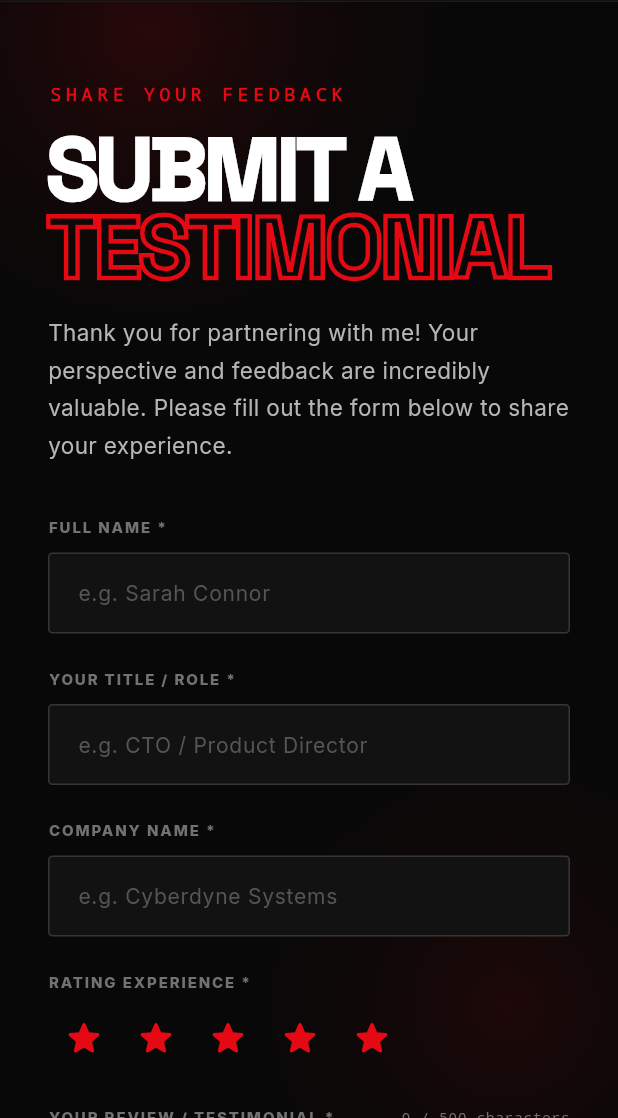
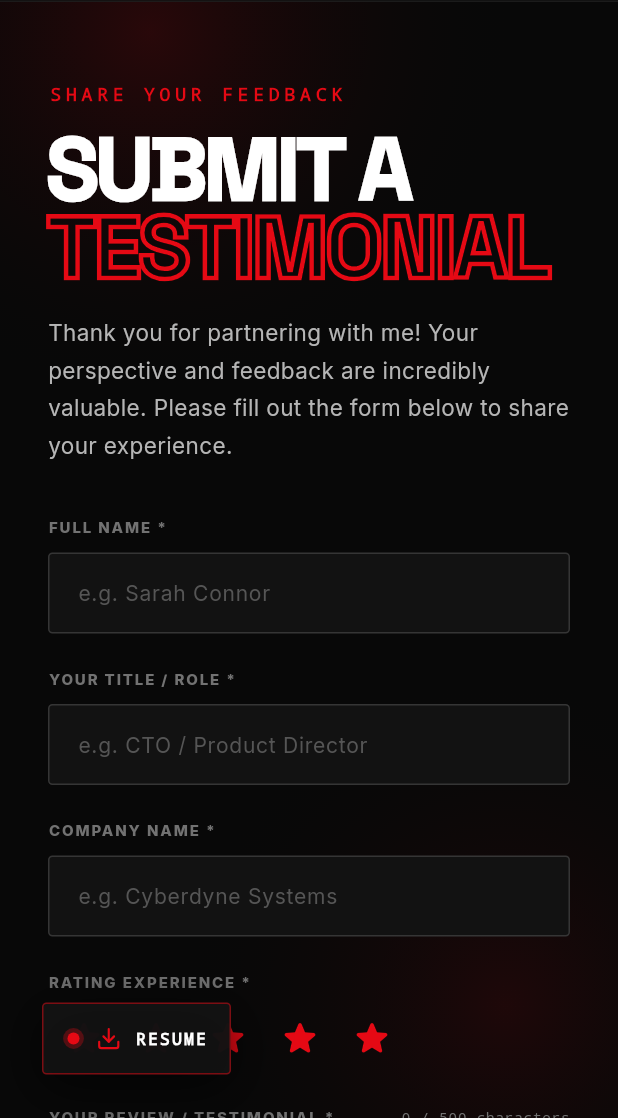
Before and after one commit to M-Tayyab-Mustafa/portfolio, a Flutter app: the _SubmissionView screen opened directly with empty values, after a tap on "BACK TO PORTFOLIO", on a phone screen of 412 x 824 dp, the part 118-1236 px from its top. Run offline on Flutter 3.47's test engine with Material 3 defaults, Android fonts, the phone set to English and light mode, and no system bars; our stand-ins replace cloud_firestore, firebase_core, flutter_bloc, flutter_svg, go_router, responsive_framework and 1 more; accounts and stored records are empty; statements that could not run were skipped.

Commit message:
Add persistent resume download + routing updates
Introduce a persistent resume download button and Google Drive direct-download support. Added PersistentResumeButton widget (and download icon), placed it on Portfolio, Projects, CaseStudy and Testimonial pages. Implemented LinkLauncher.download to normalize Drive links and ExternalLinkCubit.download to handle failures. Refactored router creation (GoRouter factory) and enabled URL reflection; adjusted route paths (/projects/*, /testimonials/*) to match GitHub Pages base href. Added reusable PortfolioBackButton, exposed resumeUrl key in PortfolioLinkKey, and updated app_icon to include 'download'.

```diff
--- a/lib/core/routing/app_router.dart
+++ b/lib/core/routing/app_router.dart
@@ -7,7 +7,15 @@ import 'package:portfolio/presentation/pages/web/pages/portfolio_page.dart';
 import 'package:portfolio/presentation/pages/web/pages/projects_page.dart';
 import 'package:portfolio/presentation/pages/web/pages/testimonial_submission_page.dart';
 
-final GoRouter appRouter = GoRouter(
+final GoRouter appRouter = _createAppRouter();
+
+GoRouter _createAppRouter() {
+  // GoRouter does not reflect imperative `push` calls in the browser URL by
+  // default. Full pages use push so that browser Back returns to the section
+  // the visitor came from.
+  GoRouter.optionURLReflectsImperativeAPIs = true;
+
+  return GoRouter(
     initialLocation: PortfolioSection.home.path,
     routes: [
       for (final section in PortfolioSection.values)
@@ -106,3 +114,4 @@ final GoRouter appRouter = GoRouter(
       child: NotFoundPage(path: state.uri.path),
     ),
   );
+}
--- a/lib/presentation/pages/web/pages/testimonial_submission_page.dart
+++ b/lib/presentation/pages/web/pages/testimonial_submission_page.dart
@@ -6,12 +6,14 @@ import 'package:portfolio/core/theme/app_colors.dart';
 import 'package:portfolio/data/services/email_js_contact_message_sender.dart';
 import 'package:portfolio/presentation/blocs/content/portfolio_content_bloc.dart';
 import 'package:portfolio/presentation/pages/web/widgets/outlined_text.dart';
+import 'package:portfolio/presentation/pages/web/widgets/portfolio_back_button.dart';
 import 'package:portfolio/shared/models/portfolio_models.dart';
 import 'package:portfolio/shared/widgets/app_button.dart';
 import 'package:portfolio/shared/widgets/app_icon.dart';
 import 'package:portfolio/shared/widgets/app_toast.dart';
 import 'package:portfolio/shared/widgets/brand_loader.dart';
 import 'package:portfolio/shared/widgets/brand_logo.dart';
+import 'package:portfolio/shared/widgets/persistent_resume_button.dart';
 
 class TestimonialSubmissionPage extends StatelessWidget {
   const TestimonialSubmissionPage({super.key});
@@ -203,6 +205,14 @@ class _SubmissionViewState extends State<_SubmissionView> {
                     ),
                   ),
                 ],
+              ),
+            ),
+            Positioned(
+              left: 28,
+              bottom: 28,
+              child: PersistentResumeButton(
+                resumeUrl: content.link(PortfolioLinkKey.resumeUrl),
+                ownerName: content.profile.fullName,
               ),
             ),
           ],
@@ -539,19 +549,7 @@ class _SubmissionHeader extends StatelessWidget {
       child: Row(
         mainAxisAlignment: MainAxisAlignment.spaceBetween,
         children: [
-          TextButton.icon(
-            onPressed: onBack,
-            style: TextButton.styleFrom(
-              foregroundColor: AppColors.textSecondary,
-              textStyle: const TextStyle(
-                fontSize: 11,
-                fontWeight: FontWeight.w700,
-                letterSpacing: 1.45,
-              ),
-            ),
-            icon: const AppIcon('arrowLeft', size: 16),
-            label: const Text('BACK TO PORTFOLIO'),
-          ),
+          PortfolioBackButton(onPressed: onBack),
           BrandLogo(
             profile: content.profile,
             semanticLabel: 'Muhammad Tayyab, go to the portfolio home section',
--- /dev/null
+++ b/lib/presentation/pages/web/widgets/portfolio_back_button.dart
@@ -0,0 +1,26 @@
+import 'package:flutter/material.dart';
+import 'package:portfolio/core/theme/app_colors.dart';
+import 'package:portfolio/shared/widgets/app_icon.dart';
+
+class PortfolioBackButton extends StatelessWidget {
+  const PortfolioBackButton({required this.onPressed, super.key});
+
+  final VoidCallback onPressed;
+
+  @override
+  Widget build(BuildContext context) {
+    return TextButton.icon(
+      onPressed: onPressed,
+      style: TextButton.styleFrom(
+        foregroundColor: AppColors.textSecondary,
+        textStyle: const TextStyle(
+          fontSize: 11,
+          fontWeight: FontWeight.w700,
+          letterSpacing: 1.45,
+        ),
+      ),
+      icon: const AppIcon('arrowLeft', size: 16),
+      label: const Text('BACK TO PORTFOLIO'),
+    );
+  }
+}
--- a/lib/shared/models/portfolio_models.dart
+++ b/lib/shared/models/portfolio_models.dart
@@ -877,6 +877,8 @@ abstract final class PortfolioLinkKey {
   static const github = 'github';
   static const linkedin = 'linkedin';
   static const pubDev = 'pubDev';
+  /// The Google Drive sharing URL for the downloadable resume.
+  static const resumeUrl = 'resumeUrl';
 }
 
 String _string(Object? value) => value?.toString() ?? '';
--- a/lib/shared/widgets/app_icon.dart
+++ b/lib/shared/widgets/app_icon.dart
@@ -70,6 +70,7 @@ class AppIcon extends StatelessWidget {
     'code',
     'database',
     'devices',
+    'download',
     'email',
     'external',
     'flutter',
--- /dev/null
+++ b/lib/shared/widgets/persistent_resume_button.dart
@@ -0,0 +1,308 @@
+import 'dart:async';
+
+import 'package:flutter/material.dart';
+import 'package:portfolio/core/theme/app_colors.dart';
+import 'package:portfolio/core/theme/app_spacing.dart';
+import 'package:portfolio/core/utils/link_launcher.dart';
+import 'package:portfolio/shared/widgets/app_icon.dart';
+import 'package:portfolio/shared/widgets/app_toast.dart';
+
+class PersistentResumeButton extends StatefulWidget {
+  const PersistentResumeButton({
+    required this.resumeUrl,
+    required this.ownerName,
+    super.key,
+  });
+
+  final String resumeUrl;
+  final String ownerName;
+
+  @override
+  State<PersistentResumeButton> createState() => _PersistentResumeButtonState();
+}
+
+class _PersistentResumeButtonState extends State<PersistentResumeButton>
+    with SingleTickerProviderStateMixin {
+  late final AnimationController _pulseController;
+  Timer? _feedbackTimer;
+  bool _hovered = false;
+  bool _downloaded = false;
+
+  @override
+  void initState() {
+    super.initState();
+    _pulseController = AnimationController(
+      vsync: this,
+      duration: const Duration(milliseconds: 1300),
+    )..repeat();
+  }
+
+  @override
+  void dispose() {
+    _feedbackTimer?.cancel();
+    _pulseController.dispose();
+    super.dispose();
+  }
+
+  Future<void> _download() async {
+    final url = widget.resumeUrl.trim();
+    if (url.isEmpty) {
+      AppToast.show(
+        context,
+        message: 'The resume download link is not available yet.',
+        type: AppToastType.error,
+      );
+      return;
+    }
+
+    final opened = await LinkLauncher.download(url);
+    if (!mounted) return;
+    if (!opened) {
+      AppToast.show(
+        context,
+        message: 'The resume could not be downloaded.',
+        type: AppToastType.error,
+      );
+      return;
+    }
+
+    _feedbackTimer?.cancel();
+    setState(() => _downloaded = true);
+    _feedbackTimer = Timer(const Duration(milliseconds: 3500), () {
+      if (mounted) setState(() => _downloaded = false);
+    });
+  }
+
+  @override
+  Widget build(BuildContext context) {
+    final showBadge = MediaQuery.sizeOf(context).width >= 480;
+
+    return MouseRegion(
+      onEnter: (_) => setState(() => _hovered = true),
+      onExit: (_) => setState(() => _hovered = false),
+      child: SizedBox(
+        height: 50,
+        child: Stack(
+          clipBehavior: Clip.none,
+          alignment: Alignment.centerLeft,
+          children: [
+            Positioned(
+              left: showBadge ? 172 : 142,
+              child: IgnorePointer(
+                child: AnimatedOpacity(
+                  opacity: _hovered ? 1 : 0,
+                  duration: const Duration(milliseconds: 200),
+                  child: AnimatedScale(
+                    scale: _hovered ? 1 : .9,
+                    duration: const Duration(milliseconds: 200),
+                    child: _ResumeTooltip(ownerName: widget.ownerName),
+                  ),
+                ),
+              ),
+            ),
+            Semantics(
+              button: true,
+              label: 'Download resume',
+              child: AnimatedScale(
+                scale: _hovered ? 1.03 : 1,
+                duration: const Duration(milliseconds: 220),
+                curve: Curves.easeOutCubic,
+                child: DecoratedBox(
+                  decoration: BoxDecoration(
+                    borderRadius: BorderRadius.circular(AppLayout.radius),
+                    boxShadow: [
+                      BoxShadow(
+                        color: _hovered
+                            ? AppColors.accent.withValues(alpha: .3)
+                            : Colors.black.withValues(alpha: .7),
+                        blurRadius: 30,
+                        offset: const Offset(0, 8),
+                      ),
+                    ],
+                  ),
+                  child: TextButton(
+                    key: const ValueKey('persistent-resume-download-button'),
+                    onPressed: _download,
+                    style: ButtonStyle(
+                      minimumSize: WidgetStateProperty.all(const Size(48, 48)),
+                      padding: WidgetStateProperty.all(
+                        const EdgeInsets.symmetric(
+                          horizontal: 16,
+                          vertical: 12,
+                        ),
+                      ),
+                      backgroundColor: WidgetStateProperty.all(
+                        AppColors.surface.withValues(alpha: .96),
+                      ),
+                      foregroundColor: WidgetStateProperty.all(
+                        AppColors.textPrimary,
+                      ),
+                      overlayColor: WidgetStateProperty.all(
+                        AppColors.accent.withValues(alpha: .08),
+                      ),
+                      shape: WidgetStateProperty.all(
+                        RoundedRectangleBorder(
+                          borderRadius: BorderRadius.circular(AppLayout.radius),
+                          side: BorderSide(
+                            color: _downloaded
+                                ? AppColors.success
+                                : AppColors.accent.withValues(
+                                    alpha: _hovered ? 1 : .5,
+                                  ),
+                          ),
+                        ),
+                      ),
+                    ),
+                    child: Row(
+                      mainAxisSize: MainAxisSize.min,
+                      children: [
+                        _PulseDot(controller: _pulseController),
+                        const SizedBox(width: 10),
+                        AnimatedSwitcher(
+                          duration: const Duration(milliseconds: 180),
+                          child: AppIcon(
+                            _downloaded ? 'check' : 'download',
+                            key: ValueKey(_downloaded),
+                            size: 17,
+                            color: _downloaded
+                                ? AppColors.success
+                                : AppColors.accent,
+                          ),
+                        ),
+                        const SizedBox(width: 9),
+                        Text(
+                          _downloaded ? 'DOWNLOADED!' : 'RESUME',
+                          style: TextStyle(
+                            color: _downloaded
+                                ? AppColors.success
+                                : AppColors.textPrimary,
+                            fontFamily: 'monospace',
+                            fontSize: 11,
+                            fontWeight: FontWeight.w900,
+                            letterSpacing: 1.4,
+                          ),
+                        ),
+                        if (showBadge) ...[
+                          const SizedBox(width: 10),
+                          const _PdfBadge(),
+                        ],
+                      ],
+                    ),
+                  ),
+                ),
+              ),
+            ),
+          ],
+        ),
+      ),
+    );
+  }
+}
+
+class _ResumeTooltip extends StatelessWidget {
+  const _ResumeTooltip({required this.ownerName});
+
+  final String ownerName;
+
+  @override
+  Widget build(BuildContext context) {
+    return Container(
+      padding: const EdgeInsets.symmetric(horizontal: 14, vertical: 9),
+      decoration: BoxDecoration(
+        color: AppColors.surface.withValues(alpha: .96),
+        border: Border.all(color: AppColors.accent.withValues(alpha: .4)),
+        borderRadius: BorderRadius.circular(AppLayout.radius),
+        boxShadow: const [
+          BoxShadow(
+            color: Colors.black54,
+            blurRadius: 24,
+            offset: Offset(0, 8),
+          ),
+        ],
+      ),
+      child: Row(
+        mainAxisSize: MainAxisSize.min,
+        children: [
+          const AppIcon('repository', size: 14, color: AppColors.accent),
+          const SizedBox(width: 8),
+          Text(
+            '$ownerName\'s Resume (PDF)'.toUpperCase(),
+            style: const TextStyle(
+              color: AppColors.textPrimary,
+              fontFamily: 'monospace',
+              fontSize: 10,
+              fontWeight: FontWeight.w800,
+              letterSpacing: 1,
+            ),
+          ),
+        ],
+      ),
+    );
+  }
+}
+
+class _PdfBadge extends StatelessWidget {
+  const _PdfBadge();
+
+  @override
+  Widget build(BuildContext context) {
+    return Container(
+      padding: const EdgeInsets.symmetric(horizontal: 6, vertical: 3),
+      decoration: BoxDecoration(
+        color: AppColors.accent.withValues(alpha: .2),
+        border: Border.all(color: AppColors.accent.withValues(alpha: .3)),
+        borderRadius: BorderRadius.circular(2),
+      ),
+      child: const Text(
+        'PDF',
+        style: TextStyle(
+          color: AppColors.accent,
+          fontFamily: 'monospace',
+          fontSize: 9,
+          fontWeight: FontWeight.w900,
+        ),
+      ),
+    );
+  }
+}
+
+class _PulseDot extends StatelessWidget {
+  const _PulseDot({required this.controller});
+
+  final AnimationController controller;
+
+  @override
+  Widget build(BuildContext context) {
+    return SizedBox.square(
+      dimension: 10,
+      child: AnimatedBuilder(
+        animation: controller,
+        builder: (context, child) => Stack(
+          alignment: Alignment.center,
+          children: [
+            Transform.scale(
+              scale: 1 + controller.value * 1.25,
+              child: Opacity(
+                opacity: .75 * (1 - controller.value),
+                child: const DecoratedBox(
+                  decoration: BoxDecoration(
+                    color: AppColors.accent,
+                    shape: BoxShape.circle,
+                  ),
+                  child: SizedBox.square(dimension: 8),
+                ),
+              ),
+            ),
+            const DecoratedBox(
+              decoration: BoxDecoration(
+                color: AppColors.accent,
+                shape: BoxShape.circle,
+              ),
+              child: SizedBox.square(dimension: 8),
+            ),
+          ],
+        ),
+      ),
+    );
+  }
+}
```
Also changed, not shown: lib/core/routing/app_routes.dart (+5 -4 lines), lib/core/utils/link_launcher.dart (+27 -0 lines), lib/presentation/blocs/links/external_link_cubit.dart (+15 -0 lines), lib/presentation/pages/web/pages/case_study_page.dart (+9 -0 lines), lib/presentation/pages/web/pages/portfolio_page.dart (+9 -0 lines), lib/presentation/pages/web/pages/projects_page.dart (+11 -65 lines), lib/presentation/pages/web/sections/about_section.dart (+22 -0 lines), assets/icons/download.svg (added). Lines whose indentation alone changed are shown as unchanged.
